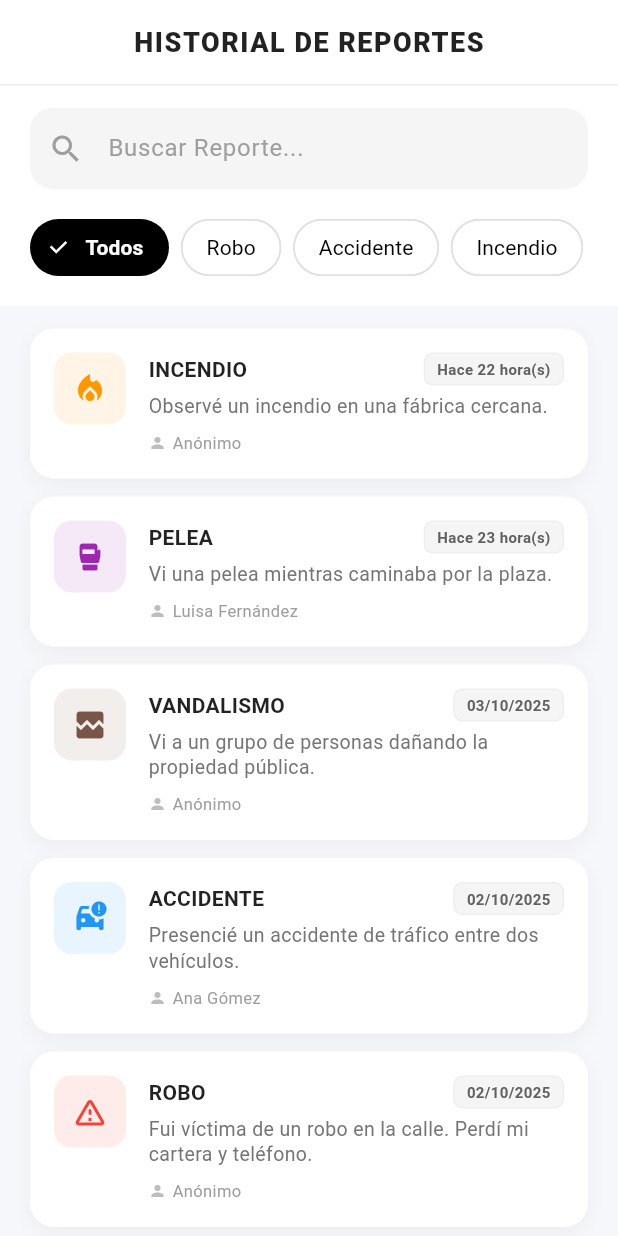
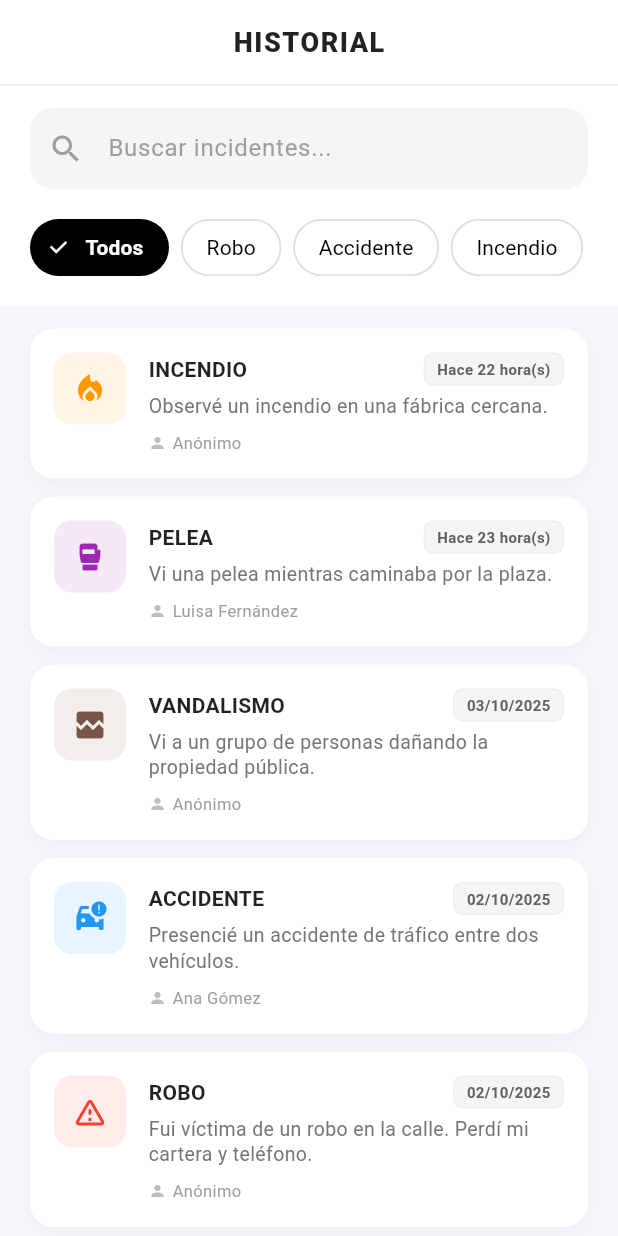
Before and after one commit to dorkzos/grupo10_proyectoFlutter_avanzado, a Flutter app: the HistorialDeReportes screen opened directly, on a phone screen of 412 x 824 dp. Run offline on Flutter 3.47's test engine with Material 3 defaults, Android fonts, the phone set to English and light mode, and no system bars; our stand-ins replace image_picker, shared_preferences; accounts and stored records are empty.

Commit message:
pantalla del historial de reportes terminada

```diff
--- a/lib/pantallas/historial.dart
+++ b/lib/pantallas/historial.dart
@@ -1,3 +1,4 @@
+import 'dart:io'; // <--- IMPORTANTE: Necesario para mostrar las fotos que tomas
 import 'package:flutter/material.dart';
 import 'package:proyectofinal_grupo10_avansado/funciones/calcular_tiempo.dart';
 import 'package:proyectofinal_grupo10_avansado/funciones/datos.dart';
@@ -11,7 +12,6 @@ class HistorialDeReportes extends StatefulWidget {
 
 class _HistorialDeReportesState extends State<HistorialDeReportes> {
   String _filtroSeleccionado = 'Todos';
-
   final TextEditingController _searchController = TextEditingController();
 
   List<Map<String, String>> _obtenerListaFiltrada() {
@@ -34,7 +34,7 @@ class _HistorialDeReportesState extends State<HistorialDeReportes> {
     return lista;
   }
 
-  // --- DIALOGO MODERNO ---
+  // --- DIALOGO MODERNO CORREGIDO (Soporta Fotos Locales) ---
   void _mostrarDetalleReporte(BuildContext context, Map<String, String> reporte) {
     showDialog(
       context: context,
@@ -91,6 +91,7 @@ class _HistorialDeReportesState extends State<HistorialDeReportes> {
 
                         const SizedBox(height: 20),
 
+                        // --- IMAGEN CORREGIDA ---
                         Container(
                           width: double.infinity,
                           height: 200,
@@ -99,12 +100,15 @@ class _HistorialDeReportesState extends State<HistorialDeReportes> {
                             borderRadius: BorderRadius.circular(15),
                             border: Border.all(color: Colors.grey.shade300),
                             image: DecorationImage(
-                              image: AssetImage('assets/images/${reporte['evidencia']}'),
+                              // LÓGICA: Si es local usamos FileImage, si no AssetImage
+                              image: reporte['es_local'] == 'si' && reporte['evidencia'] != ''
+                                  ? FileImage(File(reporte['evidencia']!)) as ImageProvider
+                                  : AssetImage('assets/images/${reporte['evidencia'] ?? 'placeholder.png'}'),
                               fit: BoxFit.cover,
-                              onError: (exception, stackTrace) => const NetworkImage('https://via.placeholder.com/150'),
+                              onError: (exception, stackTrace) {},
                             )
                           ),
-                          child: reporte['evidencia'] == null
+                          child: (reporte['evidencia'] == null || reporte['evidencia'] == '')
                             ? const Center(child: Text("Sin evidencia"))
                             : null,
                         ),
@@ -119,7 +123,7 @@ class _HistorialDeReportesState extends State<HistorialDeReportes> {
                     width: double.infinity,
                     child: ElevatedButton(
                       style: ElevatedButton.styleFrom(
-                        backgroundColor: Colors.redAccent,
+                        backgroundColor: Colors.black87,
                         shape: RoundedRectangleBorder(borderRadius: BorderRadius.circular(12)),
                         padding: const EdgeInsets.symmetric(vertical: 15)
                       ),
@@ -152,6 +156,7 @@ class _HistorialDeReportesState extends State<HistorialDeReportes> {
     );
   }
 
+  // --- UI HELPERS ---
   Color _getColorPorTipo(String? tipo) {
     switch ((tipo ?? '').toUpperCase()) {
       case 'ROBO': return Colors.red;
@@ -188,7 +193,7 @@ class _HistorialDeReportesState extends State<HistorialDeReportes> {
         },
         selectedColor: Colors.black,
         backgroundColor: Colors.white,
-        checkmarkColor: Colors.white,
+        checkmarkColor: Colors.white, // Color del check blanco
         labelStyle: TextStyle(
           color: isSelected ? Colors.white : Colors.black,
           fontWeight: isSelected ? FontWeight.bold : FontWeight.normal
@@ -211,7 +216,7 @@ class _HistorialDeReportesState extends State<HistorialDeReportes> {
     return Scaffold(
       backgroundColor: const Color(0xFFF5F7FA),
       appBar: AppBar(
-        title: const Text('HISTORIAL DE REPORTES', style: TextStyle(fontWeight: FontWeight.w900, fontSize: 18, letterSpacing: 1)),
+        title: const Text('HISTORIAL', style: TextStyle(fontWeight: FontWeight.w900, fontSize: 18, letterSpacing: 1)),
         centerTitle: true,
         backgroundColor: Colors.white,
         elevation: 0,
@@ -238,10 +243,10 @@ class _HistorialDeReportesState extends State<HistorialDeReportes> {
                   ),
                   child: TextField(
                     controller: _searchController,
-                    onChanged: (value) => setState((){}),
+                    onChanged: (value) => setState((){}), // Actualiza al escribir
                     decoration: const InputDecoration(
                       prefixIcon: Icon(Icons.search, color: Colors.grey),
-                      hintText: 'Buscar Reporte...',
+                      hintText: 'Buscar incidentes...',
                       hintStyle: TextStyle(color: Colors.grey),
                       border: InputBorder.none,
                       contentPadding: EdgeInsets.symmetric(horizontal: 15, vertical: 15),
@@ -251,7 +256,7 @@ class _HistorialDeReportesState extends State<HistorialDeReportes> {
 
                 const SizedBox(height: 15),
 
-                // Filtro
+                // Chips de Filtro
                 SingleChildScrollView(
                   scrollDirection: Axis.horizontal,
                   child: Row(
```
